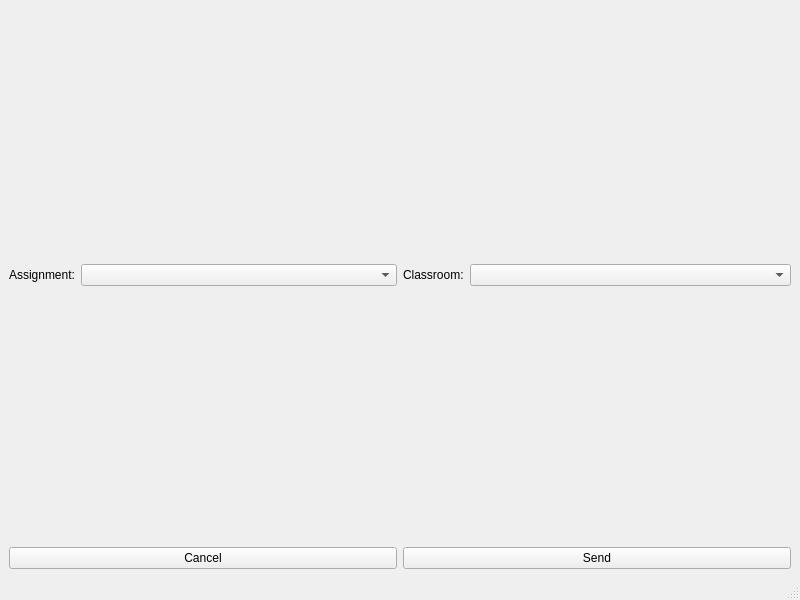
First picture: the form in Client/Client/sendassignmentwindow.ui, repository Oleksii-Adamov/OOP-4sem-project, before the edit.
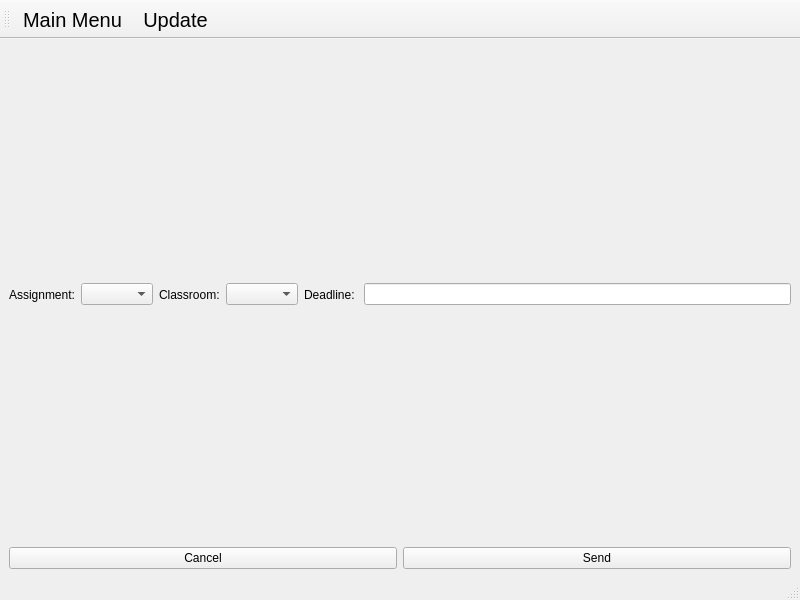
Second picture: the form after the edit.

Commit message: Added MainWindow and Update to toolbars, added deadline to SendAssignmentWindow

The edit to the form file:
```diff
--- a/Client/Client/sendassignmentwindow.ui
+++ b/Client/Client/sendassignmentwindow.ui
@@ -16,7 +16,7 @@
   <widget class="QWidget" name="centralwidget">
    <layout class="QVBoxLayout" name="verticalLayout">
     <item>
-     <layout class="QHBoxLayout" name="horizontalLayout_3">
+     <layout class="QHBoxLayout" name="horizontalLayout_5">
       <item>
        <layout class="QHBoxLayout" name="horizontalLayout">
         <item>
@@ -57,6 +57,20 @@
         </item>
        </layout>
       </item>
+      <item>
+       <layout class="QHBoxLayout" name="horizontalLayout_3">
+        <item>
+         <widget class="QLabel" name="label_deadline">
+          <property name="text">
+           <string>Deadline: </string>
+          </property>
+         </widget>
+        </item>
+        <item>
+         <widget class="QLineEdit" name="lineEdit_deadline"/>
+        </item>
+       </layout>
+      </item>
      </layout>
     </item>
     <item>
@@ -99,6 +113,39 @@
    </property>
   </widget>
   <widget class="QStatusBar" name="statusbar"/>
+  <widget class="QToolBar" name="toolBar">
+   <property name="windowTitle">
+    <string>toolBar</string>
+   </property>
+   <attribute name="toolBarArea">
+    <enum>TopToolBarArea</enum>
+   </attribute>
+   <attribute name="toolBarBreak">
+    <bool>false</bool>
+   </attribute>
+   <addaction name="actionMain_Menu"/>
+   <addaction name="actionUpdate"/>
+  </widget>
+  <action name="actionMain_Menu">
+   <property name="text">
+    <string>Main Menu</string>
+   </property>
+   <property name="font">
+    <font>
+     <pointsize>15</pointsize>
+    </font>
+   </property>
+  </action>
+  <action name="actionUpdate">
+   <property name="text">
+    <string>Update</string>
+   </property>
+   <property name="font">
+    <font>
+     <pointsize>15</pointsize>
+    </font>
+   </property>
+  </action>
  </widget>
  <resources/>
  <connections/>
```
The commit also changes 4 other files.
